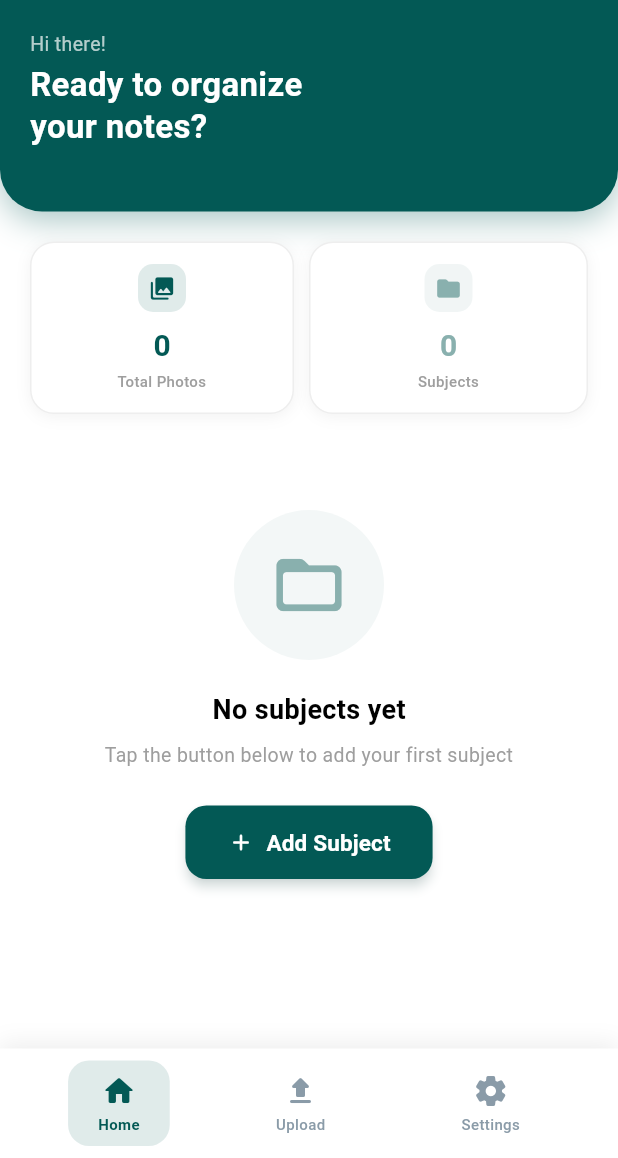
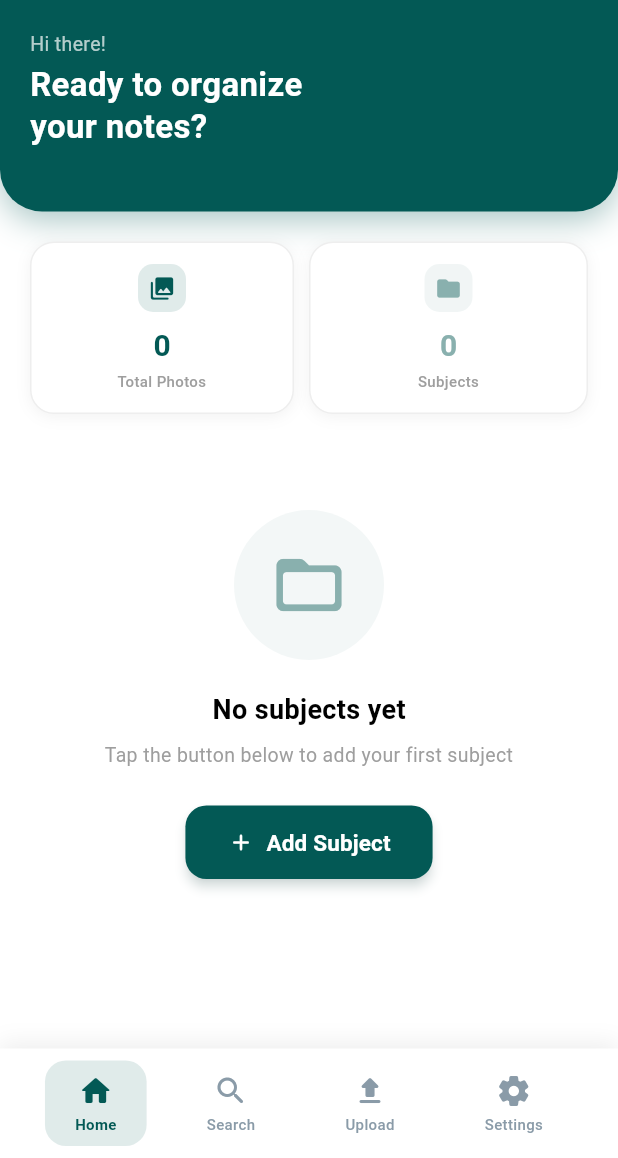
Before and after one commit to Aneezakiran07/Lecture_Vault, a Flutter app: the HomeScreen screen opened by its route, on a phone screen of 412 x 824 dp, the part 78-1236 px from its top. Run offline on Flutter 3.47's test engine with Material 3 defaults, Android fonts, the phone set to English and light mode, and no system bars; our stand-ins replace device_info_plus, file_picker, flutter_dotenv, flutter_svg, google_generative_ai, image_picker and 3 more; missing offline and left inert: flutter_exif_rotation, google_mlkit_text_recognition; accounts and stored records are empty; project files that could hold a hidden picture were left out.

Commit message:
search feature complete, index, quality, and navigation

```diff
--- a/lib/screens/home/home_screen.dart
+++ b/lib/screens/home/home_screen.dart
@@ -794,8 +794,9 @@ Widget _buildHeader() {
             mainAxisAlignment: MainAxisAlignment.spaceAround,
             children: [
               _navItem(Icons.home_rounded, 'Home', 0),
-              _navItem(Icons.upload_rounded, 'Upload', 1),
-              _navItem(Icons.settings_rounded, 'Settings', 2),
+              _navItem(Icons.search_rounded, 'Search', 1),
+              _navItem(Icons.upload_rounded, 'Upload', 2),
+              _navItem(Icons.settings_rounded, 'Settings', 3),
             ],
           ),
         ),
@@ -809,10 +810,13 @@ Widget _buildHeader() {
       onTap: () async {
         HapticFeedback.selectionClick();
         if (index == 1) {
+          await Navigator.pushNamed(context, '/search');
+        }
+        if (index == 2) {
           await Navigator.pushNamed(context, '/upload');
           _loadData();
         }
-        if (index == 2) {
+        if (index == 3) {
           await Navigator.pushNamed(context, '/settings');
           _loadData();
         }
--- a/lib/services/search_service.dart
+++ b/lib/services/search_service.dart
@@ -85,7 +85,8 @@ class SearchService {
       final subject = data['subject'] as String;
       final text = data['text'] as String;
 
-      if (text.contains(queryLower)) {
+      final queryWords = queryLower.split(RegExp(r'\s+')).where((w) => w.isNotEmpty).toList();
+      if (queryWords.every((word) => text.contains(word))) {
         results.add(SearchResult(
           photoPath: photoPath,
           subject: subject,
```
Also changed, not shown: lib/screens/upload/upload_screen.dart (+3 -4 lines).
